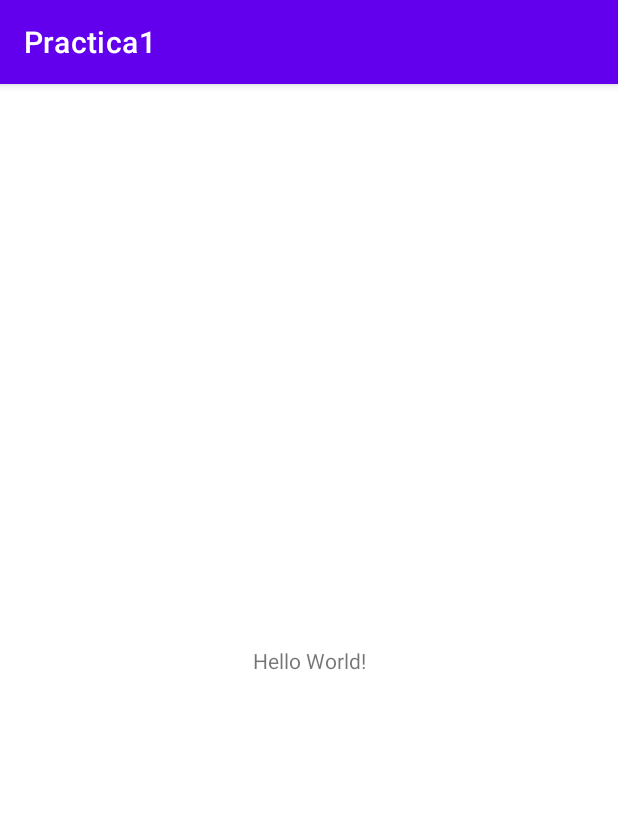
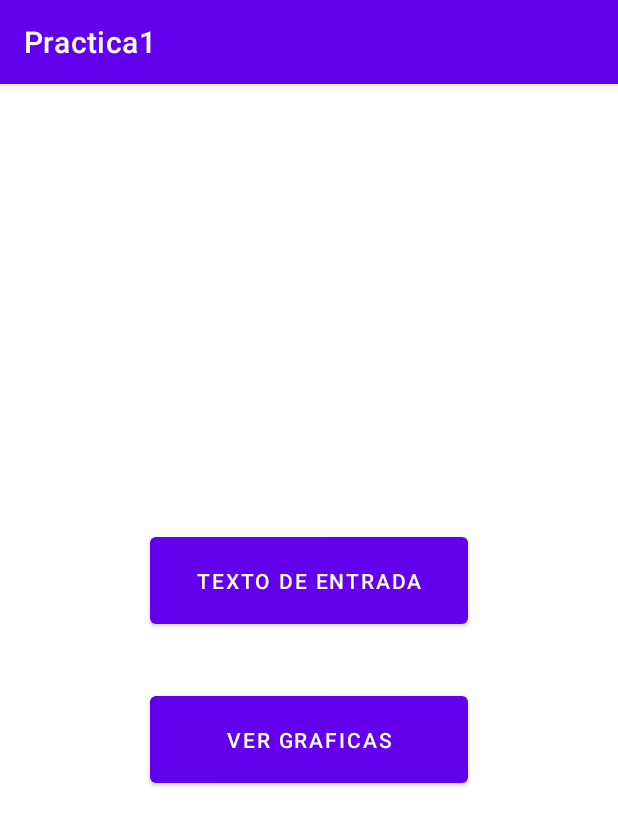
Before and after one commit to Achess01/Practica1Charts, an Android app: the screen it shows after launch (MainActivity), on a phone screen of 412 x 824 dp. Shown: the top 826 px of the screen. Run offline under Robolectric (Android 15) with nearby library versions, the phone set to English and light mode, and no system bars.

Commit message:
Adding activities

```diff
--- a/app/build.gradle
+++ b/app/build.gradle
@@ -8,7 +8,7 @@ android {
 
     defaultConfig {
         applicationId "com.example.practica1"
-        minSdk 21
+        minSdk 22
         targetSdk 32
         versionCode 1
         versionName "1.0"
@@ -40,4 +40,6 @@ dependencies {
     testImplementation 'junit:junit:4.13.2'
     androidTestImplementation 'androidx.test.ext:junit:1.1.3'
     androidTestImplementation 'androidx.test.espresso:espresso-core:3.4.0'
+
+    implementation 'com.github.PhilJay:MPAndroidChart:v3.0.3'
 }
--- a/app/src/main/AndroidManifest.xml
+++ b/app/src/main/AndroidManifest.xml
@@ -10,6 +10,10 @@
         android:supportsRtl="true"
         android:theme="@style/Theme.Practica1">
         <activity
+            android:name=".TextActivity"
+            android:parentActivityName=".MainActivity"
+            android:exported="false" />
+        <activity
             android:name=".MainActivity"
             android:exported="true">
             <intent-filter>
--- a/app/src/main/java/com/example/practica1/MainActivity.kt
+++ b/app/src/main/java/com/example/practica1/MainActivity.kt
@@ -1,11 +1,29 @@
 package com.example.practica1
 
+import android.content.Intent
+import android.os.Bundle
+import android.view.View
+import android.widget.Button
 import androidx.appcompat.app.AppCompatActivity
-import android.os.Bundle
+
 
 class MainActivity : AppCompatActivity() {
     override fun onCreate(savedInstanceState: Bundle?) {
         super.onCreate(savedInstanceState)
         setContentView(R.layout.activity_main)
+
+
+        val buttonText = findViewById<Button>(R.id.button4)
+        buttonText.setOnClickListener {
+            val intent = Intent(this, TextActivity::class.java).apply {}
+            startActivity(intent)
+        }
+
+        val buttonCharts = findViewById<Button>(R.id.button3)
+        buttonCharts.setOnClickListener {
+            val intent = Intent(this, TextActivity::class.java).apply {}
+            startActivity(intent)
+        }
+
     }
 }
--- a/app/src/main/res/layout/activity_main.xml
+++ b/app/src/main/res/layout/activity_main.xml
@@ -6,13 +6,31 @@
     android:layout_height="match_parent"
     tools:context=".MainActivity">
 
-    <TextView
-        android:layout_width="wrap_content"
-        android:layout_height="wrap_content"
-        android:text="Hello World!"
+    <Button
+        android:id="@+id/button3"
+        android:layout_width="0dp"
+        android:layout_height="70dp"
+        android:layout_marginStart="100dp"
+        android:layout_marginTop="10dp"
+        android:layout_marginEnd="100dp"
+        android:layout_marginBottom="280dp"
+        android:text="@string/seeGraphs"
         app:layout_constraintBottom_toBottomOf="parent"
-        app:layout_constraintLeft_toLeftOf="parent"
-        app:layout_constraintRight_toRightOf="parent"
+        app:layout_constraintEnd_toEndOf="parent"
+        app:layout_constraintStart_toStartOf="parent"
+        app:layout_constraintTop_toBottomOf="@+id/button4" />
+
+    <Button
+        android:id="@+id/button4"
+        android:layout_width="0dp"
+        android:layout_height="70dp"
+        android:layout_marginStart="100dp"
+        android:layout_marginTop="280dp"
+        android:layout_marginEnd="100dp"
+        android:layout_marginBottom="10dp"
+        android:text="@string/getText"
+        app:layout_constraintBottom_toTopOf="@+id/button3"
+        app:layout_constraintEnd_toEndOf="parent"
+        app:layout_constraintStart_toStartOf="parent"
         app:layout_constraintTop_toTopOf="parent" />
-
 </androidx.constraintlayout.widget.ConstraintLayout>
--- a/app/src/main/res/values/strings.xml
+++ b/app/src/main/res/values/strings.xml
@@ -1,3 +1,7 @@
 <resources>
     <string name="app_name">Practica1</string>
+    <string name="getText">Texto de entrada</string>
+    <string name="seeGraphs">Ver graficas</string>
+    <string name="textPreview">Ingrese el texto</string>
+    <string name="compile">Compilar</string>
 </resources>
--- a/settings.gradle
+++ b/settings.gradle
@@ -1,3 +1,5 @@
+import org.gradle.api.initialization.resolve.RepositoriesMode
+
 pluginManagement {
     repositories {
         gradlePluginPortal()
@@ -6,10 +8,11 @@ pluginManagement {
     }
 }
 dependencyResolutionManagement {
-    repositoriesMode.set(RepositoriesMode.FAIL_ON_PROJECT_REPOS)
+    repositoriesMode.set(RepositoriesMode.PREFER_SETTINGS)
     repositories {
         google()
         mavenCentral()
+        maven { url "https://jitpack.io" }
     }
 }
 rootProject.name = "Practica1"
```
Also changed, not shown: app/src/main/java/com/example/practica1/TextActivity.kt (added, +11 -0 lines), app/src/main/res/layout/activity_text.xml (added, +37 -0 lines).
